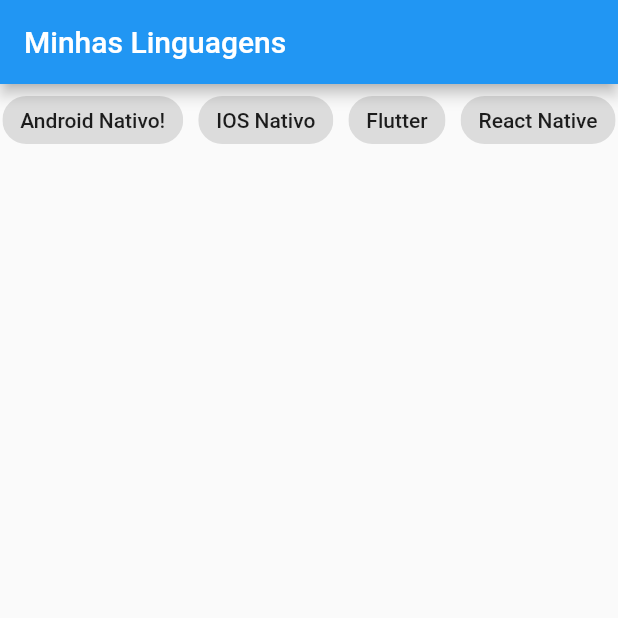
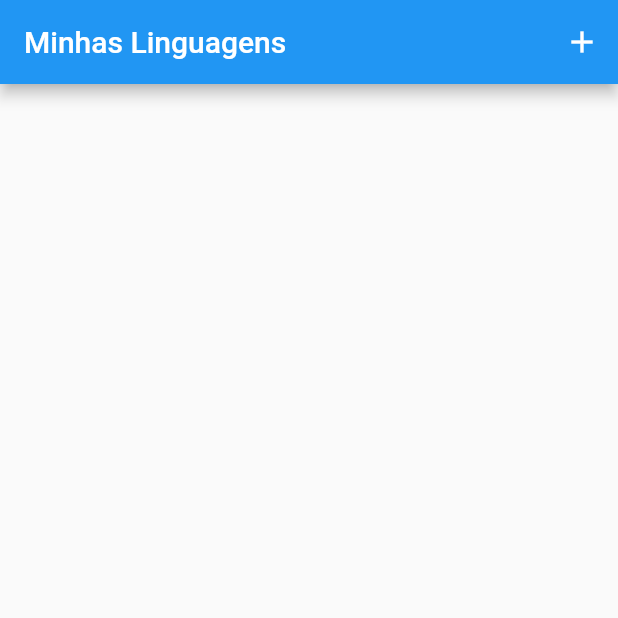
Before and after one commit to LeoSSFiap/States_Widgets_Routes, a Flutter app: the screen it shows after launch, on a phone screen of 412 x 824 dp, the top half of it. Run offline on Flutter 3.47's test engine with Material 2 defaults, Android fonts, the phone set to English and light mode, and no system bars.

Commit message:
rotas e botão add

```diff
--- a/lib/main.dart
+++ b/lib/main.dart
@@ -1,4 +1,5 @@
 import 'package:flutter/material.dart';
+import 'package:states_widgets_routes/screens/add.dart';
 import 'package:states_widgets_routes/screens/home.dart';
 
 void main() {
@@ -15,7 +16,12 @@ class MyApp extends StatelessWidget {
       theme: ThemeData(
         primarySwatch: Colors.blue,
       ),
-      home: const MyHomePage(),
+      initialRoute: "/",
+      routes: {
+        "/": (context) => const MyHomePage(),
+        "/add": (context) => AddLanguage(),
+
+      },
     );
   }
 }
--- a/lib/screens/home.dart
+++ b/lib/screens/home.dart
@@ -11,19 +11,21 @@ class MyHomePage extends StatefulWidget {
 
 class _MyHomePageState extends State<MyHomePage> {
 
-  List<Language> languages = [
-    Language("Android Nativo!", "Linguagens C, Java, Kotlin"),
-    Language("IOS Nativo", "Linguaguens Object-c Swift"),
-    Language("Flutter", "Linguagem DART"),
-    Language("React Native", "Linguagens TypeScript e JavaScript"),
-  ];
+  List<Language> languages = [];
 
 Widget title = const Text("Minhas Linguagens");
 
   @override
   Widget build(BuildContext context) {
     return Scaffold(
-      appBar: AppBar(title: title),
+      appBar: AppBar(
+        title: title,
+        actions: [
+          IconButton(
+            onPressed: _goToAddLanguage,
+           icon: const Icon(Icons.add))
+        ],
+        ),
       body: Column(
         children: [
           Wrap(
@@ -35,6 +37,13 @@ Widget title = const Text("Minhas Linguagens");
       ),
     );
   }
+
+void _goToAddLanguage(){
+  Future future = Navigator.pushNamed(context, "/add");
+  future.then((language) => setState((){
+    languages.add(language);
+  }));
+}
 
 List<Widget> buildChoices(){
   return languages.map((l) => ChoiceChip(
```
Also changed, not shown: lib/screens/add.dart (added, +74 -0 lines).
